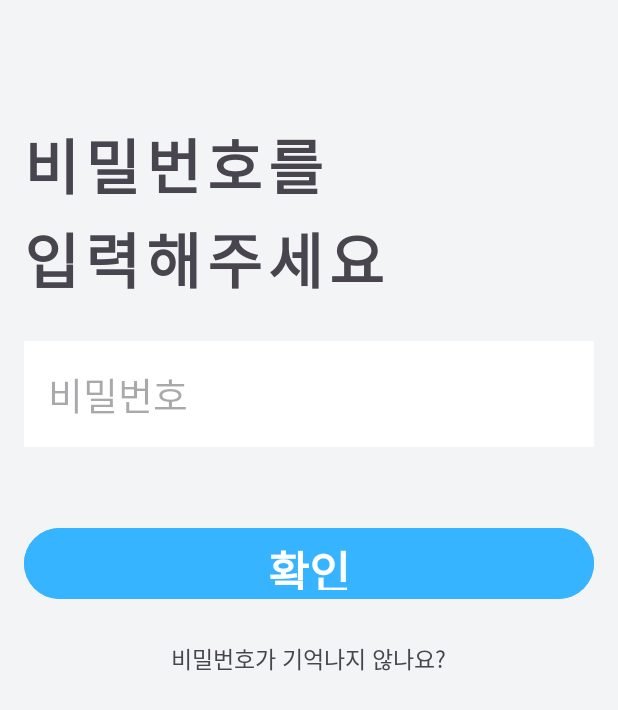
After one commit to rlaDonghwan/inhatcHackathon, an Android app: the SignInPWActivity screen opened directly, with no data from a screen before it, on a phone screen of 412 x 824 dp. The commit adds this screen. Shown: the top 710 px of the screen. Run offline under Robolectric (Android 15) with nearby library versions, the phone set to English and light mode, and no system bars.

Commit message:
로그인화면 UI 구성 미완성

```diff
--- a/app/src/main/AndroidManifest.xml
+++ b/app/src/main/AndroidManifest.xml
@@ -27,8 +27,9 @@
             </intent-filter>
         </activity>
 
-
-        <activity android:name=".LoginActivity" />
+        <activity android:name=".SignInPhoneNumActivity" />
+        <activity android:name=".SignInPWActivity" />
+        <activity android:name=".SignUpActivity" />
         <activity android:name=".RegisterActivity" />
 
     </application>
--- a/app/src/main/java/com/example/hackathonproject/RegisterActivity.java
+++ b/app/src/main/java/com/example/hackathonproject/RegisterActivity.java
@@ -85,7 +85,7 @@ public class RegisterActivity extends AppCompatActivity {
             if (result) {
                 Toast.makeText(RegisterActivity.this, "회원가입 성공", Toast.LENGTH_SHORT).show();
                 // 회원가입 성공 시 로그인 페이지로 이동
-                Intent intent = new Intent(RegisterActivity.this, LoginActivity.class);
+                Intent intent = new Intent(RegisterActivity.this, SignUpActivity.class);
                 Log.d(TAG, "Starting LoginActivity");
                 startActivity(intent);
                 finish(); // 현재 액티비티 종료
--- /dev/null
+++ b/app/src/main/java/com/example/hackathonproject/SignInPWActivity.java
@@ -0,0 +1,18 @@
+package com.example.hackathonproject;
+
+import android.os.Bundle;
+import android.text.Editable;
+import android.text.TextWatcher;
+import android.widget.EditText;
+
+import androidx.appcompat.app.AppCompatActivity;
+
+public class SignInPWActivity extends AppCompatActivity {
+
+
+    @Override
+    protected void onCreate(Bundle savedInstanceState) {
+        super.onCreate(savedInstanceState);
+        setContentView(R.layout.activity_sign_in_pw);
+    }
+}
--- /dev/null
+++ b/app/src/main/res/drawable/flat_corner.xml
@@ -0,0 +1,4 @@
+<?xml version="1.0" encoding="utf-8"?>
+<shape xmlns:android="http://schemas.android.com/apk/res/android">
+    <solid android:color="@color/white" />
+</shape>
--- a/app/src/main/res/layout/activity_main.xml
+++ b/app/src/main/res/layout/activity_main.xml
@@ -31,7 +31,7 @@
                 android:layout_height="wrap_content"
                 android:text="디지털 손주"
                 android:fontFamily="@font/kangwon_tntnche"
-                android:textSize="50sp"
+                android:textSize  ="50sp"
                 android:gravity="center"
                 android:textColor="#36B4FF"/>
 
@@ -55,8 +55,8 @@
                 android:text="시작하기"
                 android:fontFamily="@font/kangwon_tntnche"
                 android:textSize="30sp"
-                android:backgroundTint="#36B4FF"
-                android:background="@drawable/rounded_corner"/>
+                android:backgroundTint="#36B4FF"/>
+
 
 
         </LinearLayout>
--- /dev/null
+++ b/app/src/main/res/layout/activity_sign_in_pw.xml
@@ -0,0 +1,91 @@
+<?xml version="1.0" encoding="utf-8"?>
+<RelativeLayout xmlns:android="http://schemas.android.com/apk/res/android"
+    xmlns:tools="http://schemas.android.com/tools"
+    android:layout_width="match_parent"
+    android:layout_height="match_parent"
+    android:background="@color/primaryBackground"
+    tools:context=".SignInPWActivity">
+
+    <!-- Custom Appbar Widget -->
+    <ImageButton
+        android:id="@+id/back_button"
+        android:layout_width="40dp"
+        android:layout_height="40dp"
+        android:layout_marginStart="16dp"
+        android:layout_marginTop="16dp"
+        android:background="?attr/selectableItemBackgroundBorderless"
+        android:contentDescription="@string/back_button"
+        android:layout_alignParentStart="true" />
+
+    <!-- Title Text -->
+    <TextView
+        android:id="@+id/title_text"
+        android:layout_width="wrap_content"
+        android:layout_height="wrap_content"
+        android:layout_below="@id/back_button"
+        android:layout_marginTop="24dp"
+        android:text="비밀번호를\n입력해주세요"
+        android:textSize="40sp"
+        android:textStyle="bold"
+        android:fontFamily="@font/kangwon_tntnche"
+        android:letterSpacing="0.1"
+        android:paddingStart="16dp"
+        android:paddingEnd="16dp"
+        android:lineSpacingExtra="3dp" />
+
+    <!-- Password Input Field -->
+    <EditText
+        android:id="@+id/password_input"
+        android:layout_width="match_parent"
+        android:layout_height="wrap_content"
+        android:layout_below="@id/title_text"
+        android:layout_marginTop="25dp"
+        android:layout_marginStart="16dp"
+        android:layout_marginEnd="16dp"
+        android:background="@drawable/flat_corner"
+        android:fontFamily="@font/kangwon_tntnche"
+        android:hint="비밀번호"
+        android:inputType="textPassword"
+        android:padding="16dp"
+        android:textSize="25sp" />
+
+    <!-- Confirm Button -->
+    <Button
+        android:id="@+id/confirm_button"
+        android:layout_width="match_parent"
+        android:layout_height="55dp"
+        android:layout_below="@id/password_input"
+        android:layout_marginTop="50dp"
+        android:layout_marginStart="16dp"
+        android:layout_marginEnd="16dp"
+        android:text="확인"
+        android:textSize="30sp"
+        android:textStyle="bold"
+        android:backgroundTint="@color/secondaryColor"
+        android:fontFamily="@font/kangwon_tntnche" />
+
+    <!-- Forgot Password Text -->
+    <TextView
+        android:id="@+id/forgot_password_text"
+        android:layout_width="wrap_content"
+        android:layout_height="wrap_content"
+        android:layout_below="@id/confirm_button"
+        android:layout_marginTop="12dp"
+        android:text="비밀번호가 기억나지 않나요?"
+        android:textSize="15sp"
+        android:fontFamily="@font/kangwon_tntnche"
+        android:gravity="center"
+        android:layout_centerHorizontal="true"
+        android:padding="12dp"
+        android:clickable="true"
+        android:focusable="true" />
+
+    <!-- Footer Section -->
+    <LinearLayout
+        android:layout_width="match_parent"
+        android:layout_height="wrap_content"
+        android:orientation="vertical"
+        android:padding="24dp"
+        android:layout_alignParentBottom="true"
+        android:gravity="center"/>
+</RelativeLayout>
--- a/app/src/main/res/values/colors.xml
+++ b/app/src/main/res/values/colors.xml
@@ -2,4 +2,6 @@
 <resources>
     <color name="black">#FF000000</color>
     <color name="white">#FFFFFFFF</color>
+    <color name="secondaryColor">#36B4FF</color>
+    <color name="primaryBackground">#F2F4F6</color>
 </resources>
--- a/app/src/main/res/values/strings.xml
+++ b/app/src/main/res/values/strings.xml
@@ -1,3 +1,6 @@
 <resources>
     <string name="app_name">hackathonProject</string>
+    <string name="back_button">뒤로 가기</string>
+    <string name="confirm_button">확인</string>
+    <string name="create_account_button">계정 만들기</string>
 </resources>
```
Also changed, not shown: app/src/main/java/com/example/hackathonproject/LoginActivity.java (deleted, +0 -78 lines), app/src/main/java/com/example/hackathonproject/MainActivity.java (+11 -1 lines), app/src/main/java/com/example/hackathonproject/SignInPhoneNumActivity.java (added, +81 -0 lines), app/src/main/java/com/example/hackathonproject/SignUpActivity.java (added, +69 -0 lines), app/src/main/res/layout/activity_login.xml (deleted, +0 -69 lines), app/src/main/res/layout/activity_sign_in_phone_number.xml (added, +100 -0 lines).
